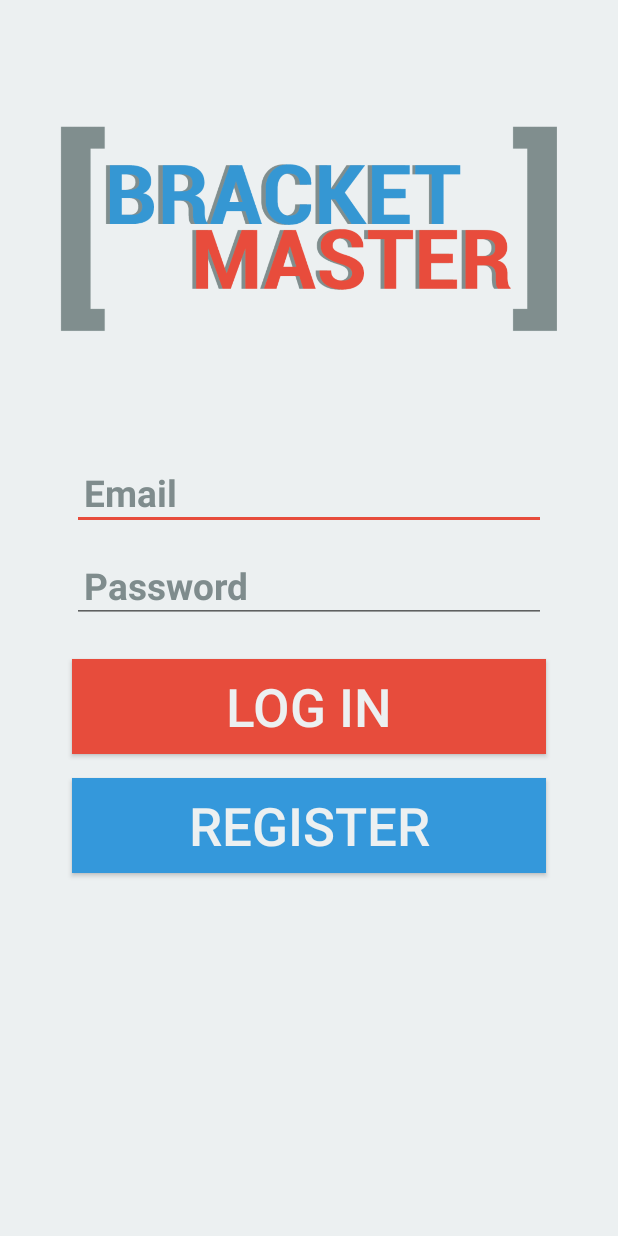
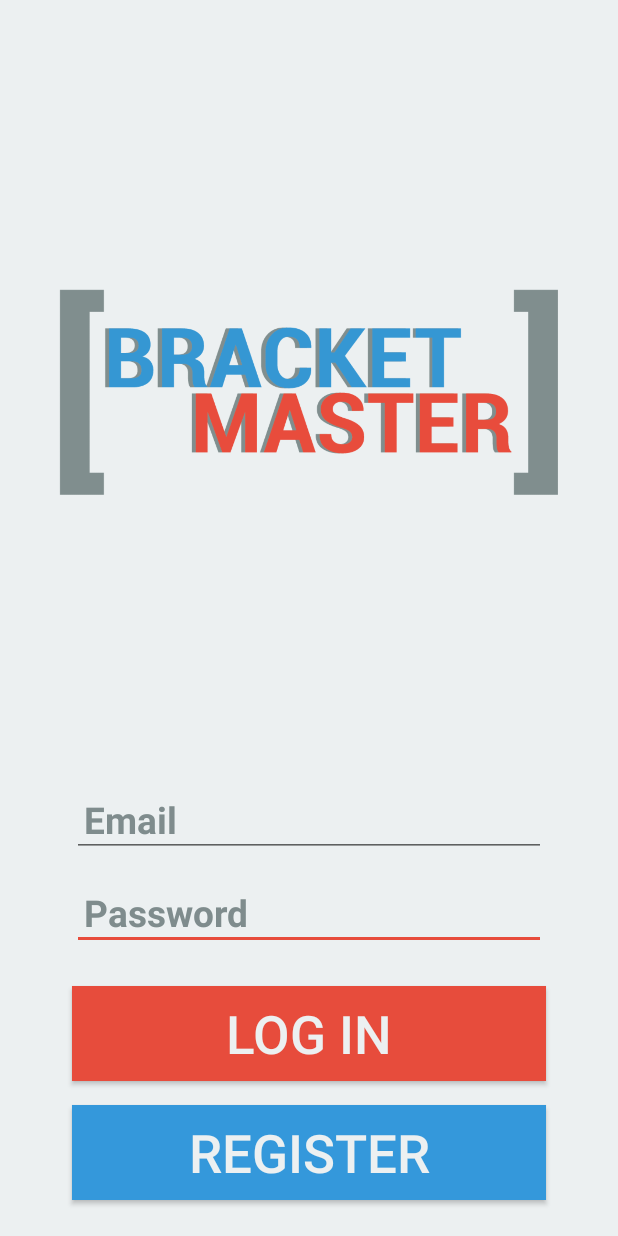
Before and after one commit to WilsonWillson/BracketMaster, an Android app: the screen it shows after launch (LoginActivity), on a phone screen of 412 x 824 dp. Run offline under Robolectric (Android 15) with nearby library versions, the phone set to English and light mode, and no system bars; libraries missing offline, so code that uses them is left out: com.firebase.client; 2 statements that could not run were skipped.

Commit message:
Fixed Login layout file

```diff
--- a/app/build.gradle
+++ b/app/build.gradle
@@ -6,7 +6,7 @@ android {
 
     defaultConfig {
         applicationId "gwaac.bracketmaster"
-        minSdkVersion 14
+        minSdkVersion 16
         targetSdkVersion 23
         versionCode 1
         versionName "1.0"
--- a/app/src/main/java/gwaac/bracketmaster/MainActivity.java
+++ b/app/src/main/java/gwaac/bracketmaster/MainActivity.java
@@ -32,4 +32,9 @@ public class MainActivity extends AppCompatActivity {
         });
     }
 
+    @Override
+    public void onBackPressed() {
+
+    }
+
 }
--- a/app/src/main/res/layout/content_login.xml
+++ b/app/src/main/res/layout/content_login.xml
@@ -12,47 +12,48 @@
     tools:showIn="@layout/activity_login"
     tools:context=".LoginActivity">
 
-    <ImageView
-        style="@style/BracketMaster.Logo"
-        android:id="@+id/logo"
+    <Button
+        style="@style/BracketMaster.Button.Primary"
+        android:id="@+id/register"
         android:layout_width="fill_parent"
         android:layout_height="wrap_content"
-        android:src="@drawable/bracket_master"/>
+        android:layout_alignParentBottom="true"
+        android:text="Register"/>
+
+    <Button
+        style="@style/BracketMaster.Button.Accent"
+        android:id="@+id/login"
+        android:layout_width="fill_parent"
+        android:layout_height="wrap_content"
+        android:layout_above="@id/register"
+        android:layout_marginTop="16dp"
+        android:text="Log In"/>
+
+    <EditText
+        style="@style/BracketMaster.EditText"
+        android:id="@+id/password_field"
+        android:layout_width="fill_parent"
+        android:layout_height="wrap_content"
+        android:layout_above="@id/login"
+        android:inputType="textPassword"
+        android:hint="Password"/>
 
     <EditText
         style="@style/BracketMaster.EditText"
         android:id="@+id/email_field"
         android:layout_width="fill_parent"
         android:layout_height="wrap_content"
-        android:layout_below="@id/logo"
+        android:layout_above="@id/password_field"
         android:inputType="textEmailAddress"
         android:hint="Email"/>
 
-    <EditText
-        style="@style/BracketMaster.EditText"
-        android:id="@+id/password_field"
+    <ImageView
+        style="@style/BracketMaster.Logo"
+        android:id="@+id/logo"
         android:layout_width="fill_parent"
-        android:layout_height="wrap_content"
-        android:layout_below="@id/email_field"
-        android:inputType="textPassword"
-        android:hint="Password"/>
-
-    <Button
-        style="@style/BracketMaster.Button.Accent"
-        android:id="@+id/login"
-        android:layout_width="fill_parent"
-        android:layout_height="wrap_content"
-        android:layout_below="@id/password_field"
-        android:layout_marginTop="16dp"
-        android:text="Log In"/>
-
-    <Button
-        style="@style/BracketMaster.Button.Primary"
-        android:id="@+id/register"
-        android:layout_width="fill_parent"
-        android:layout_height="wrap_content"
-        android:layout_below="@id/login"
-        android:text="Register"/>
-
+        android:layout_height="fill_parent"
+        android:layout_alignParentTop="true"
+        android:layout_above="@id/email_field"
+        android:src="@drawable/bracket_master"/>
 
 </RelativeLayout>
--- a/app/src/main/res/layout/content_main.xml
+++ b/app/src/main/res/layout/content_main.xml
@@ -6,6 +6,7 @@
     android:paddingRight="@dimen/activity_horizontal_margin"
     android:paddingTop="@dimen/activity_vertical_margin"
     android:paddingBottom="@dimen/activity_vertical_margin"
+    android:gravity="center"
     app:layout_behavior="@string/appbar_scrolling_view_behavior"
     tools:showIn="@layout/activity_main"
     tools:context="gwaac.bracketmaster.MainActivity">
@@ -15,7 +16,7 @@
         android:id="@+id/find_tournament_button"
         android:layout_width="fill_parent"
         android:layout_height="wrap_content"
-        android:gravity="center"
+        android:textSize="14pt"
         android:text="Find Tournament" />
 
     <Button
@@ -24,6 +25,7 @@
         android:layout_width="fill_parent"
         android:layout_height="wrap_content"
         android:layout_below="@id/find_tournament_button"
+        android:textSize="14pt"
         android:text="Make Tournament"/>
 
 </RelativeLayout>
--- a/app/src/main/res/values/styles.xml
+++ b/app/src/main/res/values/styles.xml
@@ -36,6 +36,7 @@
     <style name="BracketMaster.EditText">
         <item name="android:textColorHint">@color/colorGrey</item>
         <item name="android:textColor">@color/colorBlack</item>
+        <item name="android:fontFamily">Roboto</item>
         <item name="android:textSize">11pt</item>
         <item name="android:textStyle">bold</item>
         <item name="android:paddingTop">4dp</item>
```
